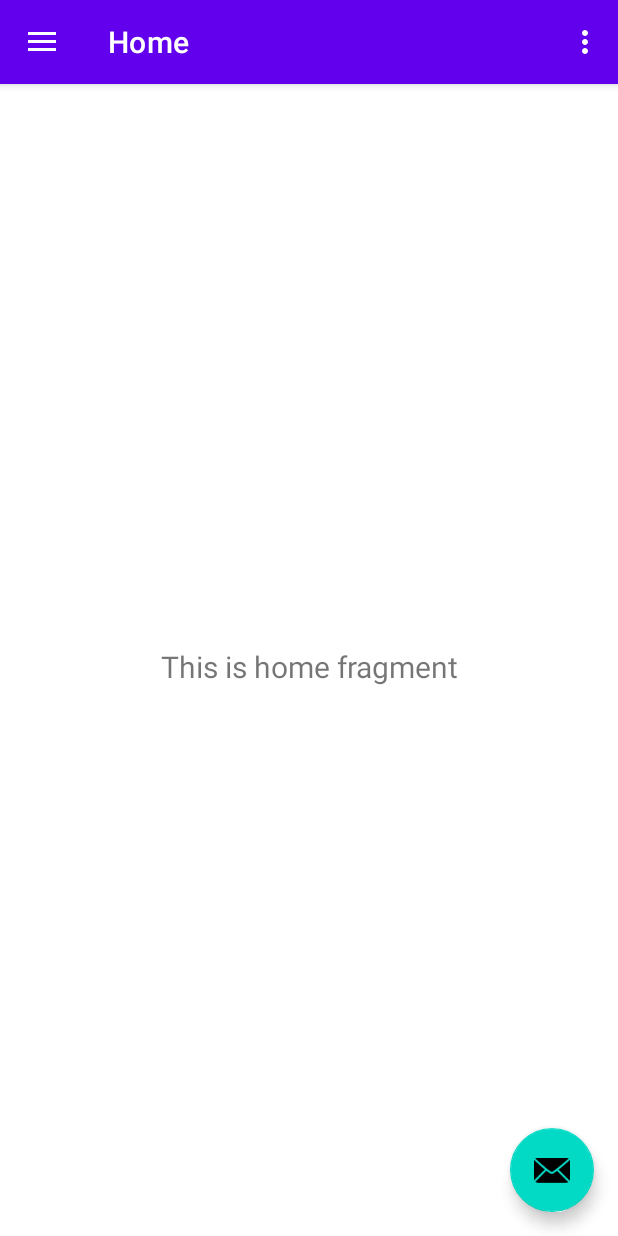
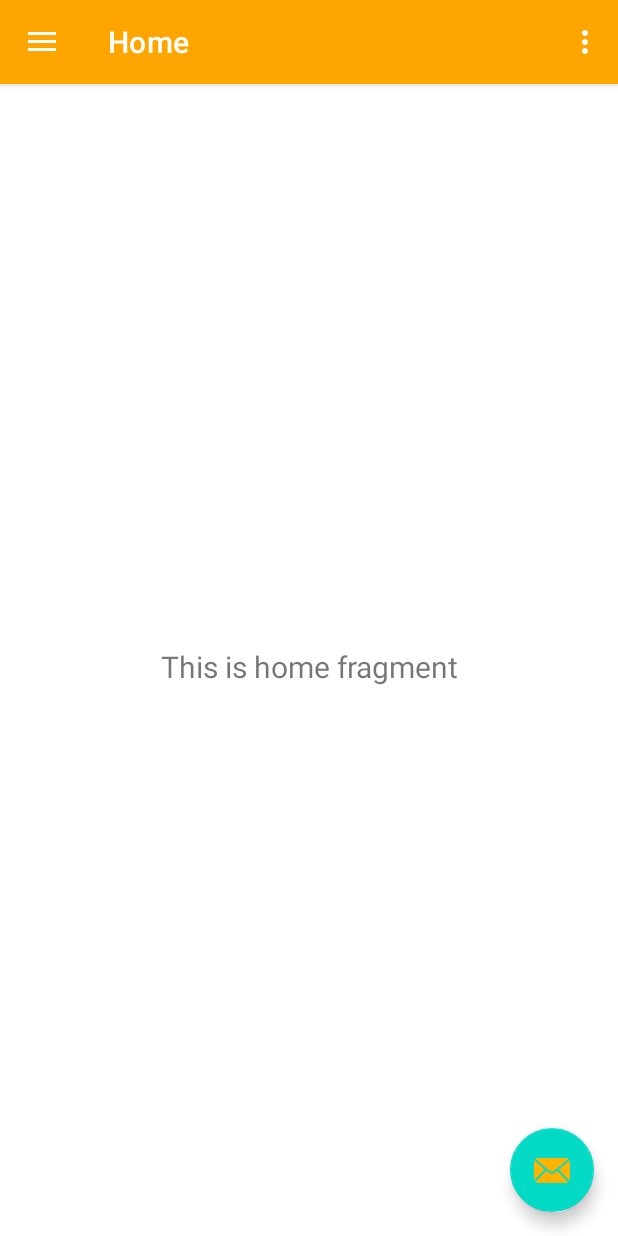
Before and after one commit to Dathenpe/PlayStoreProjects, an Android app: the screen it shows after launch (MainActivity), on a phone screen of 412 x 824 dp. Run offline under Robolectric (Android 15) with nearby library versions, the phone set to English and light mode, and no system bars; our stand-ins replace navigation-ui.

Commit message:
App edit

```diff
--- a/Heal/app/build.gradle.kts
+++ b/Heal/app/build.gradle.kts
@@ -43,6 +43,7 @@ dependencies {
     implementation(libs.lifecycle.viewmodel.ktx)
     implementation(libs.navigation.fragment)
     implementation(libs.navigation.ui)
+    implementation(libs.preference)
     testImplementation(libs.junit)
     androidTestImplementation(libs.ext.junit)
     androidTestImplementation(libs.espresso.core)
--- a/Heal/app/src/main/java/com/example/heal/MainActivity.java
+++ b/Heal/app/src/main/java/com/example/heal/MainActivity.java
@@ -3,6 +3,7 @@ package com.example.heal;
 import android.os.Bundle;
 import android.view.View;
 import android.view.Menu;
+import android.view.WindowManager;
 
 import com.google.android.material.snackbar.Snackbar;
 import com.google.android.material.navigation.NavigationView;
@@ -48,6 +49,9 @@ public class MainActivity extends AppCompatActivity {
         NavController navController = Navigation.findNavController(this, R.id.nav_host_fragment_content_main);
         NavigationUI.setupActionBarWithNavController(this, navController, mAppBarConfiguration);
         NavigationUI.setupWithNavController(navigationView, navController);
+
+        // Correct way to set fullscreen
+      //  getWindow().addFlags(WindowManager.LayoutParams.FLAG_FULLSCREEN);
     }
 
     @Override
--- /dev/null
+++ b/Heal/app/src/main/res/drawable/settings.xml
@@ -0,0 +1,7 @@
+<vector xmlns:android="http://schemas.android.com/apk/res/android" android:height="24dp" android:tint="#000000" android:viewportHeight="24" android:viewportWidth="24" android:width="24dp">
+
+    <path android:fillColor="@android:color/white" android:pathData="M14.17,13.71l1.4,-2.42c0.09,-0.15 0.05,-0.34 -0.08,-0.45l-1.48,-1.16c0.03,-0.22 0.05,-0.45 0.05,-0.68s-0.02,-0.46 -0.05,-0.69l1.48,-1.16c0.13,-0.11 0.17,-0.3 0.08,-0.45l-1.4,-2.42c-0.09,-0.15 -0.27,-0.21 -0.43,-0.15L12,4.83c-0.36,-0.28 -0.75,-0.51 -1.18,-0.69l-0.26,-1.85C10.53,2.13 10.38,2 10.21,2h-2.8C7.24,2 7.09,2.13 7.06,2.3L6.8,4.15C6.38,4.33 5.98,4.56 5.62,4.84l-1.74,-0.7c-0.16,-0.06 -0.34,0 -0.43,0.15l-1.4,2.42C1.96,6.86 2,7.05 2.13,7.16l1.48,1.16C3.58,8.54 3.56,8.77 3.56,9s0.02,0.46 0.05,0.69l-1.48,1.16C2,10.96 1.96,11.15 2.05,11.3l1.4,2.42c0.09,0.15 0.27,0.21 0.43,0.15l1.74,-0.7c0.36,0.28 0.75,0.51 1.18,0.69l0.26,1.85C7.09,15.87 7.24,16 7.41,16h2.8c0.17,0 0.32,-0.13 0.35,-0.3l0.26,-1.85c0.42,-0.18 0.82,-0.41 1.18,-0.69l1.74,0.7C13.9,13.92 14.08,13.86 14.17,13.71zM8.81,11c-1.1,0 -2,-0.9 -2,-2c0,-1.1 0.9,-2 2,-2s2,0.9 2,2C10.81,10.1 9.91,11 8.81,11z"/>
+
+    <path android:fillColor="@android:color/white" android:pathData="M21.92,18.67l-0.96,-0.74c0.02,-0.14 0.04,-0.29 0.04,-0.44c0,-0.15 -0.01,-0.3 -0.04,-0.44l0.95,-0.74c0.08,-0.07 0.11,-0.19 0.05,-0.29l-0.9,-1.55c-0.05,-0.1 -0.17,-0.13 -0.28,-0.1l-1.11,0.45c-0.23,-0.18 -0.48,-0.33 -0.76,-0.44l-0.17,-1.18C18.73,13.08 18.63,13 18.53,13h-1.79c-0.11,0 -0.21,0.08 -0.22,0.19l-0.17,1.18c-0.27,0.12 -0.53,0.26 -0.76,0.44l-1.11,-0.45c-0.1,-0.04 -0.22,0 -0.28,0.1l-0.9,1.55c-0.05,0.1 -0.04,0.22 0.05,0.29l0.95,0.74c-0.02,0.14 -0.03,0.29 -0.03,0.44c0,0.15 0.01,0.3 0.03,0.44l-0.95,0.74c-0.08,0.07 -0.11,0.19 -0.05,0.29l0.9,1.55c0.05,0.1 0.17,0.13 0.28,0.1l1.11,-0.45c0.23,0.18 0.48,0.33 0.76,0.44l0.17,1.18c0.02,0.11 0.11,0.19 0.22,0.19h1.79c0.11,0 0.21,-0.08 0.22,-0.19l0.17,-1.18c0.27,-0.12 0.53,-0.26 0.75,-0.44l1.12,0.45c0.1,0.04 0.22,0 0.28,-0.1l0.9,-1.55C22.03,18.86 22,18.74 21.92,18.67zM17.63,18.83c-0.74,0 -1.35,-0.6 -1.35,-1.35s0.6,-1.35 1.35,-1.35s1.35,0.6 1.35,1.35S18.37,18.83 17.63,18.83z"/>
+
+</vector>
--- a/Heal/app/src/main/res/layout/activity_main.xml
+++ b/Heal/app/src/main/res/layout/activity_main.xml
@@ -6,11 +6,13 @@
     android:layout_width="match_parent"
     android:layout_height="match_parent"
     android:fitsSystemWindows="true"
+    app:itemTextAppearance="@color/black"
     tools:openDrawer="start">
 
     <include
         android:id="@+id/app_bar_main"
         layout="@layout/app_bar_main"
+        android:fitsSystemWindows="true"
         android:layout_width="match_parent"
         android:layout_height="match_parent" />
 
--- a/Heal/app/src/main/res/layout/app_bar_main.xml
+++ b/Heal/app/src/main/res/layout/app_bar_main.xml
@@ -9,13 +9,14 @@
     <com.google.android.material.appbar.AppBarLayout
         android:layout_width="match_parent"
         android:layout_height="wrap_content"
+        android:fitsSystemWindows="true"
         android:theme="@style/Theme.Heal.AppBarOverlay">
 
         <androidx.appcompat.widget.Toolbar
             android:id="@+id/toolbar"
             android:layout_width="match_parent"
             android:layout_height="?attr/actionBarSize"
-            android:background="?attr/colorPrimary"
+            android:background="@color/orange"
             app:popupTheme="@style/Theme.Heal.PopupOverlay" />
 
     </com.google.android.material.appbar.AppBarLayout>
--- a/Heal/app/src/main/res/layout/content_main.xml
+++ b/Heal/app/src/main/res/layout/content_main.xml
@@ -13,6 +13,7 @@
         android:layout_width="match_parent"
         android:layout_height="match_parent"
         app:defaultNavHost="true"
+
         app:layout_constraintLeft_toLeftOf="parent"
         app:layout_constraintRight_toRightOf="parent"
         app:layout_constraintTop_toTopOf="parent"
--- a/Heal/app/src/main/res/layout/fragment_gallery.xml
+++ b/Heal/app/src/main/res/layout/fragment_gallery.xml
@@ -4,6 +4,8 @@
     xmlns:tools="http://schemas.android.com/tools"
     android:layout_width="match_parent"
     android:layout_height="match_parent"
+    android:fitsSystemWindows="true"
+    android:background="@color/white"
     tools:context=".ui.gallery.GalleryFragment">
 
     <TextView
--- a/Heal/app/src/main/res/menu/main.xml
+++ b/Heal/app/src/main/res/menu/main.xml
@@ -3,7 +3,14 @@
     xmlns:app="http://schemas.android.com/apk/res-auto">
     <item
         android:id="@+id/action_settings"
+        android:orderInCategory="0"
+        android:title="settings"
+        app:showAsAction="never" />
+    <item
+        android:id="@+id/action_logout"
         android:orderInCategory="100"
-        android:title="@string/action_settings"
+        android:title="logout "
+        android:iconTint="@color/blue"
+        android:icon="@drawable/settings"
         app:showAsAction="never" />
 </menu>
--- a/Heal/app/src/main/res/values-night/themes.xml
+++ b/Heal/app/src/main/res/values-night/themes.xml
@@ -1,16 +1,25 @@
 <resources xmlns:tools="http://schemas.android.com/tools">
-    <!-- Base application theme. -->
-    <style name="Theme.Heal" parent="Theme.MaterialComponents.DayNight.DarkActionBar">
-        <!-- Primary brand color. -->
-        <item name="colorPrimary">@color/purple_200</item>
-        <item name="colorPrimaryVariant">@color/purple_700</item>
-        <item name="colorOnPrimary">@color/black</item>
-        <!-- Secondary brand color. -->
+
+    <style name="Theme.Heal.Night" parent="Theme.MaterialComponents.DayNight.NoActionBar">
+        <item name="colorPrimary">@color/orange_dark</item>
+        <item name="colorPrimaryVariant">@color/orange_dark</item>
+        <item name="colorOnPrimary">@color/orange_accent</item>
         <item name="colorSecondary">@color/teal_200</item>
-        <item name="colorSecondaryVariant">@color/teal_200</item>
-        <item name="colorOnSecondary">@color/black</item>
-        <!-- Status bar color. -->
-        <item name="android:statusBarColor">?attr/colorPrimaryVariant</item>
-        <!-- Customize your theme here. -->
+        <item name="colorSecondaryVariant">@color/teal_700</item>
+        <item name="colorOnSecondary">@color/orange_dark</item>
+        <item name="android:statusBarColor">@android:color/transparent</item>
+        <item name="android:windowLightStatusBar">false</item>
+        <item name="android:windowTranslucentStatus">true</item>
+        <item name="android:windowDrawsSystemBarBackgrounds">true</item>
     </style>
+
+    <style name="Theme.Heal.Night.NoActionBar" parent="Theme.Heal.NoActionBar">
+        <item name="windowActionBar">false</item>
+        <item name="windowNoTitle">true</item>
+    </style>
+
+    <style name="Theme.Heal.Night.AppBarOverlay" parent="ThemeOverlay.AppCompat.Dark.ActionBar"/>
+
+    <style name="Theme.Heal.Night.PopupOverlay" parent="ThemeOverlay.AppCompat.Light"/>
+
 </resources>
--- a/Heal/app/src/main/res/values/colors.xml
+++ b/Heal/app/src/main/res/values/colors.xml
@@ -1,8 +1,5 @@
 <?xml version="1.0" encoding="utf-8"?>
 <resources>
-    <color name="purple_200">#FFBB86FC</color>
-    <color name="purple_500">#FF6200EE</color>
-    <color name="purple_700">#FF3700B3</color>
     <color name="teal_200">#FF03DAC5</color>
     <color name="teal_700">#FF018786</color>
     <color name="black">#FF000000</color>
@@ -36,6 +33,10 @@
     <color name="turquoise">#FF40E0D0</color>
     <color name="azure">#FFF0FFFF</color>
     <color name="khaki">#FFF0E68C</color>
-
-
+    <color name="orange_primary">#FF9800</color>
+    <color name="orange_dark">#F57C00</color>
+    <color name="orange_accent">#FFB300</color>
+    <color name="orange_accent_dark">#FF8F00</color>
+    <color name="orange_light">#FFD54F</color>
+    <color name="transparent">#00000000</color>
 </resources>
--- a/Heal/app/src/main/res/values/themes.xml
+++ b/Heal/app/src/main/res/values/themes.xml
@@ -1,17 +1,13 @@
 <resources xmlns:tools="http://schemas.android.com/tools">
-    <!-- Base application theme. -->
     <style name="Theme.Heal" parent="Theme.MaterialComponents.DayNight.DarkActionBar">
-        <!-- Primary brand color. -->
-        <item name="colorPrimary">@color/purple_500</item>
-        <item name="colorPrimaryVariant">@color/purple_700</item>
+        <item name="colorPrimary">@color/orange_accent</item>
+        <item name="colorPrimaryVariant">@color/orange_accent</item>
         <item name="colorOnPrimary">@color/white</item>
-        <!-- Secondary brand color. -->
         <item name="colorSecondary">@color/teal_200</item>
         <item name="colorSecondaryVariant">@color/teal_700</item>
-        <item name="colorOnSecondary">@color/black</item>
-        <!-- Status bar color. -->
-        <item name="android:statusBarColor">?attr/colorPrimaryVariant</item>
-        <!-- Customize your theme here. -->
+        <item name="colorOnSecondary">@color/orange_accent</item>
+        <item name="android:statusBarColor">@color/transparent</item>
+
     </style>
 
     <style name="Theme.Heal.NoActionBar">
--- a/Heal/gradle/libs.versions.toml
+++ b/Heal/gradle/libs.versions.toml
@@ -10,6 +10,7 @@ lifecycleLivedataKtx = "2.8.7"
 lifecycleViewmodelKtx = "2.8.7"
 navigationFragment = "2.8.9"
 navigationUi = "2.8.9"
+preference = "1.2.0"
 
 [libraries]
 junit = { group = "junit", name = "junit", version.ref = "junit" }
@@ -22,6 +23,7 @@ lifecycle-livedata-ktx = { group = "androidx.lifecycle", name = "lifecycle-lived
 lifecycle-viewmodel-ktx = { group = "androidx.lifecycle", name = "lifecycle-viewmodel-ktx", version.ref = "lifecycleViewmodelKtx" }
 navigation-fragment = { group = "androidx.navigation", name = "navigation-fragment", version.ref = "navigationFragment" }
 navigation-ui = { group = "androidx.navigation", name = "navigation-ui", version.ref = "navigationUi" }
+preference = { group = "androidx.preference", name = "preference", version.ref = "preference" }
 
 [plugins]
 android-application = { id = "com.android.application", version.ref = "agp" }
```
Also changed, not shown: Heal/app/src/main/res/values/strings.xml (+14 -0 lines).
